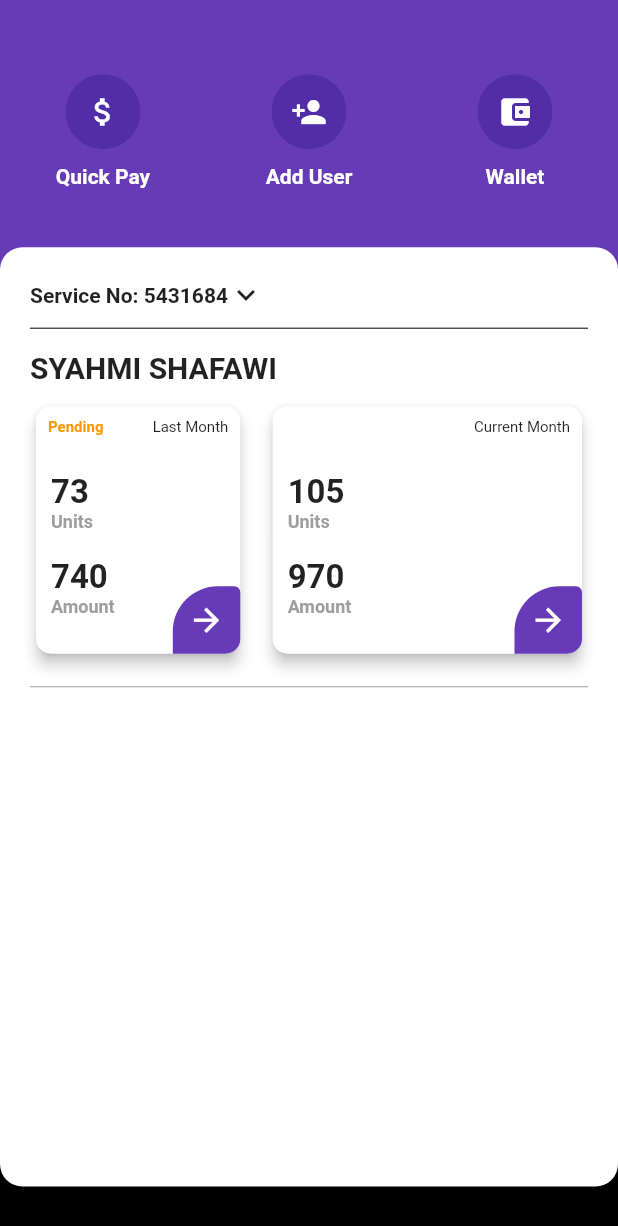
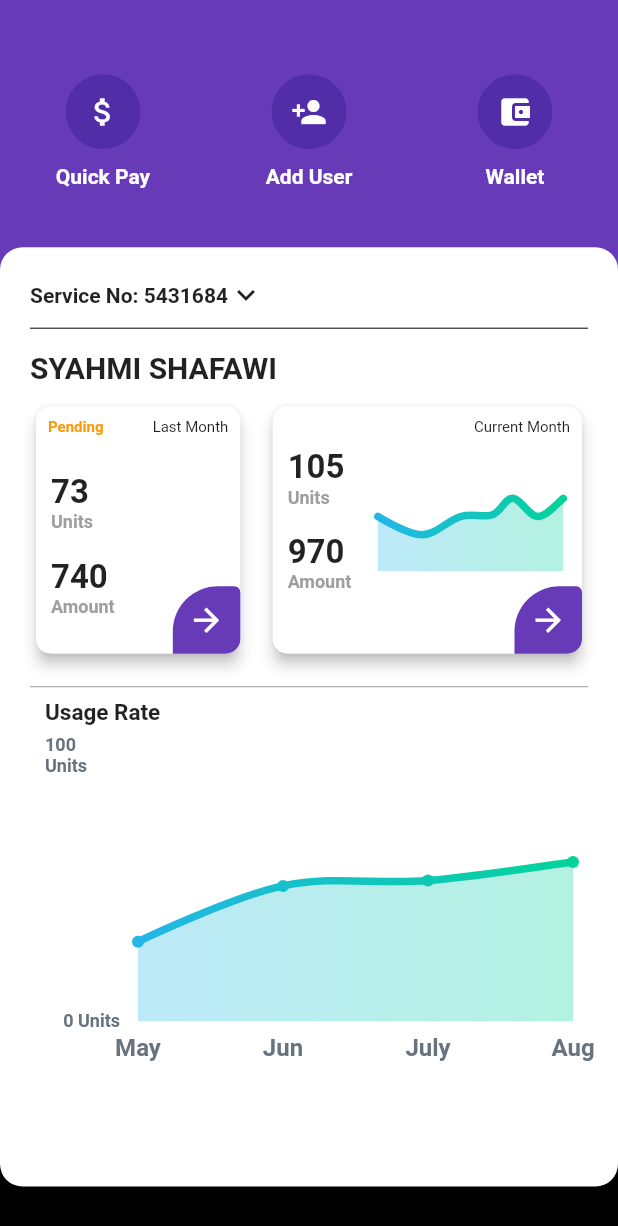
Before and after one commit to SyahmiMS/ElectricApp, a Flutter app: the screen it shows after launch, on a phone screen of 412 x 824 dp. Shown: the top 1226 px of the screen. Run offline on Flutter 3.47's test engine with Material 2 defaults, Android fonts, the phone set to English and light mode, and no system bars; drawn by our look-alikes of fl_chart.

Commit message:
add chart

```diff
--- /dev/null
+++ b/lib/bottomChart.dart
@@ -0,0 +1,270 @@
+import 'package:fl_chart/fl_chart.dart';
+import 'package:flutter/material.dart';
+
+class LineChartSample3 extends StatefulWidget {
+  @override
+  _LineChartSample3State createState() => _LineChartSample3State();
+  static const routeName = '/LineChartSample3';
+}
+
+class _LineChartSample3State extends State<LineChartSample3> {
+  List<Color> gradientColors = [
+    const Color(0xff23b6e6),
+    const Color(0xff02d39a),
+  ];
+
+  bool showAvg = false;
+
+  @override
+  Widget build(BuildContext context) {
+    return Stack(
+      children: <Widget>[
+        AspectRatio(
+          aspectRatio: 1.70,
+          // child: Container(
+          //   decoration: BoxDecoration(
+          //       borderRadius: const BorderRadius.all(
+          //         Radius.circular(18),
+          //       ),
+          //       color: const Color(0xff232d37)),
+          //   child: Padding(
+          //     padding: const EdgeInsets.only(
+          //         right: 18.0, left: 12.0, top: 24, bottom: 12),
+          child: LineChart(
+            mainData(),
+          ),
+          //   ),
+          // ),
+        ),
+        // SizedBox(
+        //   width: 60,
+        //   height: 34,
+        //   child: FlatButton(
+        //     onPressed: () {
+        //       setState(() {
+        //         showAvg = !showAvg;
+        //       });
+        //     },
+        //     child: Text(
+        //       'avg',
+        //       style: TextStyle(
+        //           fontSize: 12,
+        //           color:
+        //               showAvg ? Colors.white.withOpacity(0.5) : Colors.white),
+        //     ),
+        //   ),
+        // ),
+      ],
+    );
+  }
+
+  LineChartData mainData() {
+    return LineChartData(
+      gridData: FlGridData(
+        show: false,
+        drawVerticalGrid: true,
+        getDrawingHorizontalGridLine: (value) {
+          return const FlLine(
+            color: Color(0xff37434d),
+            strokeWidth: 1,
+          );
+        },
+        getDrawingVerticalGridLine: (value) {
+          return const FlLine(
+            color: Color(0xff37434d),
+            strokeWidth: 1,
+          );
+        },
+      ),
+      titlesData: FlTitlesData(
+        show: true,
+        bottomTitles: SideTitles(
+          showTitles: true,
+          reservedSize: 22,
+          textStyle: TextStyle(
+              color: const Color(0xff68737d),
+              fontWeight: FontWeight.bold,
+              fontSize: 16),
+          getTitles: (value) {
+            switch (value.toInt()) {
+              case 0:
+                return 'May';
+              case 2:
+                return 'Jun';
+              case 4:
+                return 'July';
+              case 6:
+                return 'Aug';
+              // case 9:
+              //   return 'Sep';
+              // case 11:
+              //   return 'Oct';
+            }
+            return '';
+          },
+          margin: 8,
+        ),
+        leftTitles: SideTitles(
+          showTitles: true,
+          textStyle: TextStyle(
+            color: const Color(0xff67727d),
+            fontWeight: FontWeight.bold,
+            fontSize: 12,
+          ),
+          getTitles: (value) {
+            switch (value.toInt()) {
+              case 0:
+                return '0 Units';
+              case 50:
+                return '50 Units';
+              case 100:
+                return '100 Units';
+
+            }
+            return '';
+          },
+          reservedSize: 50,
+          margin: 12,
+        ),
+      ),
+      borderData: FlBorderData(
+          show: false,
+          border: Border.all(color: const Color(0xff37434d), width: 1)),
+      minX: 0,
+      maxX: 6,
+      minY: 0,
+      maxY: 100,
+      lineBarsData: [
+        LineChartBarData(
+          spots: const [
+            FlSpot(0, 30),
+            FlSpot(2, 51),
+            FlSpot(4, 53),
+            FlSpot(6, 60),
+            // FlSpot(8, 50),
+            // FlSpot(9.5, 70),
+            // FlSpot(11, 60),
+          ],
+          isCurved: true,
+          colors: gradientColors,
+          barWidth: 5,
+          isStrokeCapRound: true,
+          dotData: const FlDotData(
+            show: true,
+          ),
+          belowBarData: BarAreaData(
+            show: true,
+            colors:
+                gradientColors.map((color) => color.withOpacity(0.3)).toList(),
+          ),
+        ),
+      ],
+    );
+  }
+
+  // LineChartData avgData() {
+  //   return LineChartData(
+  //     lineTouchData: const LineTouchData(enabled: false),
+  //     gridData: FlGridData(
+  //       show: true,
+  //       drawHorizontalGrid: true,
+  //       getDrawingVerticalGridLine: (value) {
+  //         return const FlLine(
+  //           color: Color(0xff37434d),
+  //           strokeWidth: 1,
+  //         );
+  //       },
+  //       getDrawingHorizontalGridLine: (value) {
+  //         return const FlLine(
+  //           color: Color(0xff37434d),
+  //           strokeWidth: 1,
+  //         );
+  //       },
+  //     ),
+  //     titlesData: FlTitlesData(
+  //       show: true,
+  //       bottomTitles: SideTitles(
+  //         showTitles: true,
+  //         reservedSize: 22,
+  //         textStyle: TextStyle(
+  //             color: const Color(0xff68737d),
+  //             fontWeight: FontWeight.bold,
+  //             fontSize: 16),
+  //         getTitles: (value) {
+  //           switch (value.toInt()) {
+  //             case 2:
+  //               return 'MAR';
+  //             case 5:
+  //               return 'JUN';
+  //             case 8:
+  //               return 'SEP';
+  //           }
+  //           return '';
+  //         },
+  //         margin: 8,
+  //       ),
+  //       leftTitles: SideTitles(
+  //         showTitles: true,
+  //         textStyle: TextStyle(
+  //           color: const Color(0xff67727d),
+  //           fontWeight: FontWeight.bold,
+  //           fontSize: 15,
+  //         ),
+  //         getTitles: (value) {
+  //           switch (value.toInt()) {
+  //             case 1:
+  //               return '100';
+  //             case 3:
+  //               return '30k';
+  //             case 5:
+  //               return '50k';
+  //           }
+  //           return '';
+  //         },
+  //         reservedSize: 28,
+  //         margin: 12,
+  //       ),
+  //     ),
+  //     borderData: FlBorderData(
+  //         show: true,
+  //         border: Border.all(color: const Color(0xff37434d), width: 1)),
+  //     minX: 0,
+  //     maxX: 11,
+  //     minY: 0,
+  //     maxY: 6,
+  //     lineBarsData: [
+  //       LineChartBarData(
+  //         spots: const [
+  //           FlSpot(0, 3.44),
+  //           FlSpot(2.6, 3.44),
+  //           FlSpot(4.9, 3.44),
+  //           FlSpot(6.8, 3.44),
+  //           FlSpot(8, 3.44),
+  //           FlSpot(9.5, 3.44),
+  //           FlSpot(11, 3.44),
+  //         ],
+  //         isCurved: true,
+  //         colors: [
+  //           ColorTween(begin: gradientColors[0], end: gradientColors[1])
+  //               .lerp(0.2),
+  //           ColorTween(begin: gradientColors[0], end: gradientColors[1])
+  //               .lerp(0.2),
+  //         ],
+  //         barWidth: 5,
+  //         isStrokeCapRound: true,
+  //         dotData: const FlDotData(
+  //           show: false,
+  //         ),
+  //         belowBarData: BarAreaData(show: true, colors: [
+  //           ColorTween(begin: gradientColors[0], end: gradientColors[1])
+  //               .lerp(0.2)
+  //               .withOpacity(0.1),
+  //           ColorTween(begin: gradientColors[0], end: gradientColors[1])
+  //               .lerp(0.2)
+  //               .withOpacity(0.1),
+  //         ]),
+  //       ),
+  //     ],
+  //   );
+  // }
+}
--- a/lib/main.dart
+++ b/lib/main.dart
@@ -1,4 +1,7 @@
+import 'package:electricity_app/topchart.dart';
 import 'package:flutter/material.dart';
+
+import 'bottomChart.dart';
 
 
 
@@ -17,7 +20,15 @@ class MyApp extends StatelessWidget {
         primarySwatch: Colors.deepPurple,
         accentColor: Colors.white,
       ),
-      home: MyHomePage(title: 'Electricity'),
+      // home: MyHomePage(title: 'Electricity'),
+      routes: {
+        // '/': (context) => _defaultHome,
+        '/': (context) => MyHomePage(title: 'Electricity'),
+        LineChartSample2.routeName: (context) => LineChartSample2(),
+        LineChartSample3.routeName: (context) => LineChartSample3(),
+
+
+        }
     );
   }
 }
@@ -331,14 +342,24 @@ class _MyHomePageState extends State<MyHomePage> {
                                         borderRadius:
                                             BorderRadius.circular(10)),
                                     elevation: 4,
+                                    child: Container(
+                                      // color: Colors.red,
                                       child: Column(
                                         crossAxisAlignment:
                                             CrossAxisAlignment.start,
                                         children: <Widget>[
+                                          // Text('imhere'),
+
+
                                           Row(
+
+
                                             crossAxisAlignment:
                                                 CrossAxisAlignment.start,
                                             children: <Widget>[
+
+
+
                                               Padding(
                                                 padding:
                                                     const EdgeInsets.all(8.0),
@@ -362,9 +383,11 @@ class _MyHomePageState extends State<MyHomePage> {
                                               )
                                             ],
                                           ),
-                                        SizedBox(
-                                          height: mediaQuery.size.height * 0.02,
-                                        ),
+                                          // SizedBox(
+                                          //   height: mediaQuery.size.height * 0.02,
+                                          // ),
+
+
                                           Column(
                                             mainAxisAlignment:
                                                 MainAxisAlignment.start,
@@ -392,6 +415,8 @@ class _MyHomePageState extends State<MyHomePage> {
                                               )
                                             ],
                                           ),
+
+
                                           SizedBox(
                                             height: mediaQuery.size.height * 0.02,
                                           ),
@@ -426,6 +451,8 @@ class _MyHomePageState extends State<MyHomePage> {
                                       ),
                                     ),
                                   ),
+                                ),
+
                                 Positioned(
                                   bottom: 4,
                                   right: 4,
@@ -444,7 +471,16 @@ class _MyHomePageState extends State<MyHomePage> {
                                       color: theme.accentColor,
                                     ),
                                   ),
-                                )
+                                ),
+                                    Positioned(
+                                  // top: 0.0,
+                                  top:  MediaQuery.of(context).size.height*0.05,
+                                  right:  MediaQuery.of(context).size.width*0.04,
+                                  child:    Container(
+                                    width: MediaQuery.of(context).size.width*0.3,
+                                    height: MediaQuery.of(context).size.height*0.1,
+                                    child: LineChartSample2()),
+                                ),
                               ],
                             ),
                           ],
@@ -455,7 +491,20 @@ class _MyHomePageState extends State<MyHomePage> {
                           child: Divider(
                             color: Colors.grey,
                           ),
-                        )
+                        ),
+
+                        Container(
+                          padding: EdgeInsets.only(left: 10.0 , bottom: 10.0
+                        ),
+                          child: Text('Usage Rate',style: TextStyle(fontSize: 15.0,fontWeight: FontWeight.bold), ),),
+                          Padding(
+                            padding: const EdgeInsets.all(10.0),
+                            child: LineChartSample3(),
+                          ),
+
+
+
+
                       ],
                     ),
                   ),
--- /dev/null
+++ b/lib/topchart.dart
@@ -0,0 +1,260 @@
+import 'package:fl_chart/fl_chart.dart';
+import 'package:flutter/material.dart';
+
+class LineChartSample2 extends StatefulWidget {
+  @override
+  _LineChartSample2State createState() => _LineChartSample2State();
+  static const routeName = '/LineChartSample2';
+
+
+
+
+}
+
+class _LineChartSample2State extends State<LineChartSample2> {
+  List<Color> gradientColors = [
+    const Color(0xff23b6e6),
+    const Color(0xff02d39a),
+  ];
+
+  bool showAvg = false;
+
+  @override
+  Widget build(BuildContext context) {
+    return Stack(
+      children: <Widget>[
+        AspectRatio(
+          aspectRatio: 1.70,
+
+              child: LineChart(
+
+                 mainData(),
+                //  showAvg ? avgData() : mainData(),
+              ),
+
+        ),
+        // SizedBox(
+        //   width: 60,
+        //   height: 34,
+        //   child: FlatButton(
+        //     onPressed: () {
+        //       setState(() {
+        //         showAvg = !showAvg;
+        //       });
+        //     },
+        //     child: Text(
+        //       'avg',
+        //       style: TextStyle(
+        //           fontSize: 12,
+        //           color:
+        //               showAvg ? Colors.white.withOpacity(0.5) : Colors.white),
+        //     ),
+        //   ),
+        // ),
+      ],
+    );
+  }
+
+  LineChartData mainData() {
+    return LineChartData(
+      gridData: FlGridData(
+        show: false,
+        drawVerticalGrid: false,
+        getDrawingHorizontalGridLine: (value) {
+          return const FlLine(
+            color: Color(0xff37434d),
+            strokeWidth: 1,
+          );
+        },
+        getDrawingVerticalGridLine: (value) {
+          return const FlLine(
+            color: Color(0xff37434d),
+            strokeWidth: 1,
+          );
+        },
+      ),
+      titlesData: FlTitlesData(
+        show: false,
+        bottomTitles: SideTitles(
+          showTitles: true,
+          reservedSize: 22,
+          textStyle: TextStyle(
+              color: const Color(0xff68737d),
+              fontWeight: FontWeight.bold,
+              fontSize: 16),
+          getTitles: (value) {
+            switch (value.toInt()) {
+              case 2:
+                return 'MAR';
+              case 5:
+                return 'JUN';
+              case 8:
+                return 'SEP';
+            }
+            return '';
+          },
+          margin: 8,
+        ),
+        leftTitles: SideTitles(
+          showTitles: false,
+          textStyle: TextStyle(
+            color: const Color(0xff67727d),
+            fontWeight: FontWeight.bold,
+            fontSize: 15,
+          ),
+          getTitles: (value) {
+            switch (value.toInt()) {
+              case 1:
+                return '10k';
+              case 3:
+                return '30k';
+              case 5:
+                return '50k';
+            }
+            return '';
+          },
+          reservedSize: 28,
+          margin: 12,
+        ),
+      ),
+      borderData: FlBorderData(
+          show: false,
+          border: Border.all(color: const Color(0xff37434d), width: 1)),
+      minX: 0,
+      maxX: 11,
+      minY: 0,
+      maxY: 6,
+      lineBarsData: [
+        LineChartBarData(
+          spots: const [
+            FlSpot(0, 3),
+            FlSpot(2.6, 2),
+            FlSpot(4.9, 3),
+            FlSpot(6.8, 3.1),
+            FlSpot(8, 4),
+            FlSpot(9.5, 3),
+            FlSpot(11, 4),
+          ],
+          isCurved: true,
+          colors: gradientColors,
+          barWidth: 5,
+          isStrokeCapRound: true,
+          dotData: const FlDotData(
+            show: false,
+          ),
+          belowBarData: BarAreaData(
+            show: true,
+            colors:
+                gradientColors.map((color) => color.withOpacity(0.3)).toList(),
+          ),
+        ),
+      ],
+    );
+  }
+
+  LineChartData avgData() {
+    return LineChartData(
+      lineTouchData: const LineTouchData(enabled: false),
+      gridData: FlGridData(
+        show: true,
+        drawHorizontalGrid: true,
+        getDrawingVerticalGridLine: (value) {
+          return const FlLine(
+            color: Color(0xff37434d),
+            strokeWidth: 1,
+          );
+        },
+        getDrawingHorizontalGridLine: (value) {
+          return const FlLine(
+            color: Color(0xff37434d),
+            strokeWidth: 1,
+          );
+        },
+      ),
+      titlesData: FlTitlesData(
+        show: true,
+        bottomTitles: SideTitles(
+          showTitles: true,
+          reservedSize: 22,
+          textStyle: TextStyle(
+              color: const Color(0xff68737d),
+              fontWeight: FontWeight.bold,
+              fontSize: 16),
+          getTitles: (value) {
+            switch (value.toInt()) {
+              case 2:
+                return 'MAR';
+              case 5:
+                return 'JUN';
+              case 8:
+                return 'SEP';
+            }
+            return '';
+          },
+          margin: 8,
+        ),
+        leftTitles: SideTitles(
+          showTitles: true,
+          textStyle: TextStyle(
+            color: const Color(0xff67727d),
+            fontWeight: FontWeight.bold,
+            fontSize: 15,
+          ),
+          getTitles: (value) {
+            switch (value.toInt()) {
+              case 1:
+                return '10k';
+              case 3:
+                return '30k';
+              case 5:
+                return '50k';
+            }
+            return '';
+          },
+          reservedSize: 28,
+          margin: 12,
+        ),
+      ),
+      borderData: FlBorderData(
+          show: true,
+          border: Border.all(color: const Color(0xff37434d), width: 1)),
+      minX: 0,
+      maxX: 11,
+      minY: 0,
+      maxY: 6,
+      lineBarsData: [
+        LineChartBarData(
+          spots: const [
+            FlSpot(0, 3.44),
+            FlSpot(2.6, 3.44),
+            FlSpot(4.9, 3.44),
+            FlSpot(6.8, 3.44),
+            FlSpot(8, 3.44),
+            FlSpot(9.5, 3.44),
+            FlSpot(11, 3.44),
+          ],
+          isCurved: true,
+          colors: [
+            ColorTween(begin: gradientColors[0], end: gradientColors[1])
+                .lerp(0.2),
+            ColorTween(begin: gradientColors[0], end: gradientColors[1])
+                .lerp(0.2),
+          ],
+          barWidth: 5,
+          isStrokeCapRound: true,
+          dotData: const FlDotData(
+            show: false,
+          ),
+          belowBarData: BarAreaData(show: true, colors: [
+            ColorTween(begin: gradientColors[0], end: gradientColors[1])
+                .lerp(0.2)
+                .withOpacity(0.1),
+            ColorTween(begin: gradientColors[0], end: gradientColors[1])
+                .lerp(0.2)
+                .withOpacity(0.1),
+          ]),
+        ),
+      ],
+    );
+  }
+}
--- a/pubspec.yaml
+++ b/pubspec.yaml
@@ -19,6 +19,7 @@ environment:
 dependencies:
   flutter:
     sdk: flutter
+  fl_chart: ^0.4.1
 
 
 
```
Also changed, not shown: pubspec.lock, 1 other file. Lines whose indentation alone changed are shown as unchanged.
